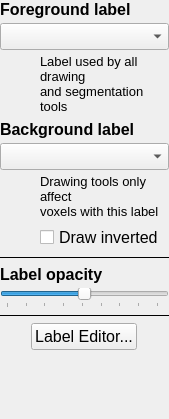
Qt form GUI/Qt/Components/LabelInspector.ui (pyushkevich/itksnap) before a commit.
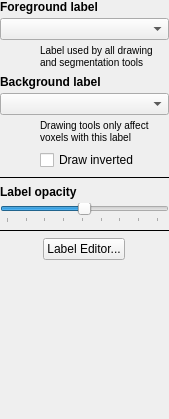
The same form after that commit. Custom widgets are drawn as their Qt base class.

Commit message: Fixed Linux display issues (interactor widgets hiding main widgets, crashing of VTK renderer widgets, font size issues

Diff of the .ui file:
```diff
--- a/GUI/Qt/Components/LabelInspector.ui
+++ b/GUI/Qt/Components/LabelInspector.ui
@@ -27,7 +27,7 @@
   </property>
   <property name="styleSheet">
    <string notr="true">*  {
-font-size: 12pt;
+font-size: 12px;
 font-family: Helvetica;
 }
 
@@ -107,7 +107,7 @@
           </sizepolicy>
          </property>
          <property name="styleSheet">
-          <string notr="true">font-size:10pt;</string>
+          <string notr="true">font-size:10px;</string>
          </property>
          <property name="text">
           <string>&lt;html&gt;&lt;head/&gt;&lt;body&gt;&lt;p&gt;Label used by all drawing &lt;br/&gt;and segmentation tools&lt;/p&gt;&lt;/body&gt;&lt;/html&gt;</string>
@@ -174,7 +174,7 @@
           </sizepolicy>
          </property>
          <property name="styleSheet">
-          <string notr="true">font-size:10pt;</string>
+          <string notr="true">font-size:10px;</string>
          </property>
          <property name="text">
           <string>&lt;html&gt;&lt;head/&gt;&lt;body&gt;&lt;p&gt;Drawing tools only affect &lt;br/&gt;voxels with this label&lt;/p&gt;&lt;/body&gt;&lt;/html&gt;</string>
```
Left out of the diff: 4 changed lines with no effect on the pictures. The commit also changes 18 other files.
